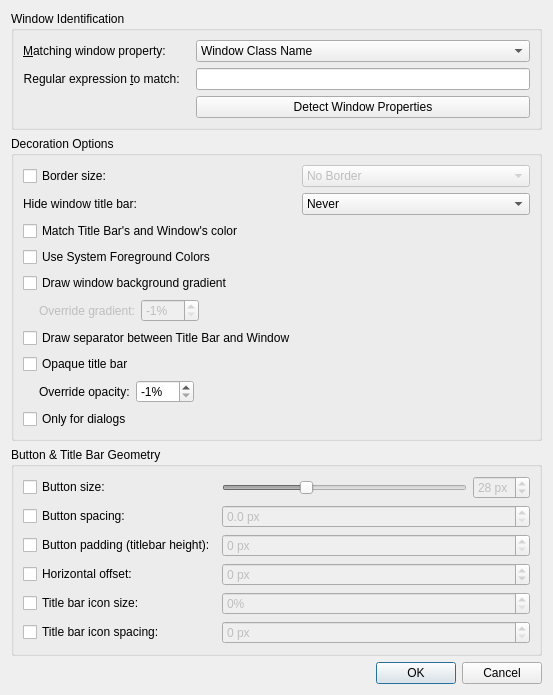
Above: config/ui/breezeexceptiondialog.ui from Rudraksh88/KustomBreezeEnhanced before the change. Below: the same form after it.
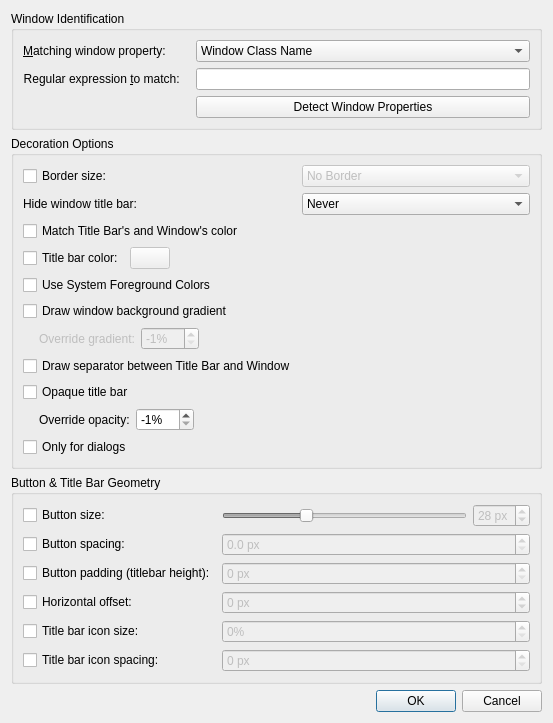
That is the form after the change. Custom widgets are drawn as their Qt base class.

Commit message: feat: let a window exception override the title bar color

Patch:
```diff
--- a/config/ui/breezeexceptiondialog.ui
+++ b/config/ui/breezeexceptiondialog.ui
@@ -180,21 +180,58 @@
         </property>
        </widget>
       </item>
-      <item row="3" column="0">
+      <item row="3" column="0" colspan="2">
+       <layout class="QHBoxLayout" name="horizontalLayout_5">
+        <item>
+         <widget class="QCheckBox" name="titleBarColorCheckBox">
+          <property name="toolTip">
+           <string>Give this window its own title bar color. It is used whether or not the box above is checked.</string>
+          </property>
+          <property name="text">
+           <string>Title bar color:</string>
+          </property>
+         </widget>
+        </item>
+        <item>
+         <widget class="KColorButton" name="titleBarCustomColor">
+          <property name="enabled">
+           <bool>false</bool>
+          </property>
+          <property name="alphaChannelEnabled">
+           <bool>true</bool>
+          </property>
+         </widget>
+        </item>
+        <item>
+         <spacer name="horizontalSpacer_7">
+          <property name="orientation">
+           <enum>Qt::Horizontal</enum>
+          </property>
+          <property name="sizeHint" stdset="0">
+           <size>
+            <width>40</width>
+            <height>20</height>
+           </size>
+          </property>
+         </spacer>
+        </item>
+       </layout>
+      </item>
+      <item row="4" column="0">
         <widget class="QCheckBox" name="systemForegroundColor">
           <property name="text">
             <string>Use System Foreground Colors</string>
           </property>
         </widget>
       </item>
-      <item row="4" column="0">
+      <item row="5" column="0">
        <widget class="QCheckBox" name="drawBackgroundGradient">
         <property name="text">
          <string>Draw window background gradient</string>
         </property>
        </widget>
       </item>
-      <item row="5" column="0" colspan="2">
+      <item row="6" column="0" colspan="2">
        <layout class="QHBoxLayout" name="horizontalLayout">
         <item>
          <spacer name="horizontalSpacer">
@@ -256,21 +293,21 @@
         </item>
        </layout>
       </item>
-      <item row="6" column="0">
+      <item row="7" column="0">
        <widget class="QCheckBox" name="drawTitleBarSeparator">
         <property name="text">
          <string>Draw separator between Title Bar and Window</string>
         </property>
        </widget>
       </item>
-      <item row="7" column="0">
+      <item row="8" column="0">
        <widget class="QCheckBox" name="opaqueTitleBar">
         <property name="text">
          <string>Opaque title bar</string>
         </property>
        </widget>
       </item>
-      <item row="8" column="0" colspan="2">
+      <item row="9" column="0" colspan="2">
        <layout class="QHBoxLayout" name="horizontalLayout_2">
         <item>
          <spacer name="horizontalSpacer_3">
@@ -326,7 +363,7 @@
         </item>
        </layout>
       </item>
-      <item row="9" column="0">
+      <item row="10" column="0">
        <widget class="QCheckBox" name="isDialog">
         <property name="text">
          <string>Only for dialogs</string>
@@ -527,6 +564,13 @@
    </item>
   </layout>
  </widget>
+ <customwidgets>
+  <customwidget>
+   <class>KColorButton</class>
+   <extends>QPushButton</extends>
+   <header>kcolorbutton.h</header>
+  </customwidget>
+ </customwidgets>
  <resources/>
  <connections>
   <connection>
```
Left out of the diff: 10 changed lines with no effect on the pictures. The commit also changes 3 other files.
